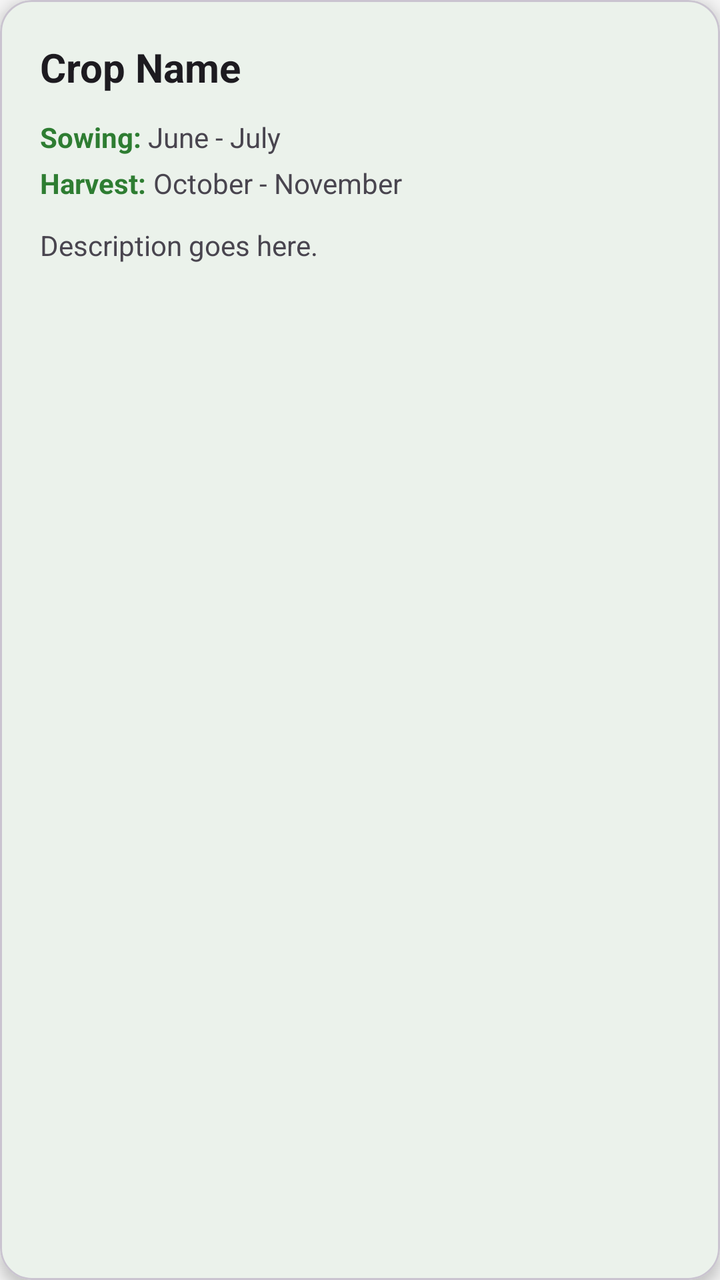
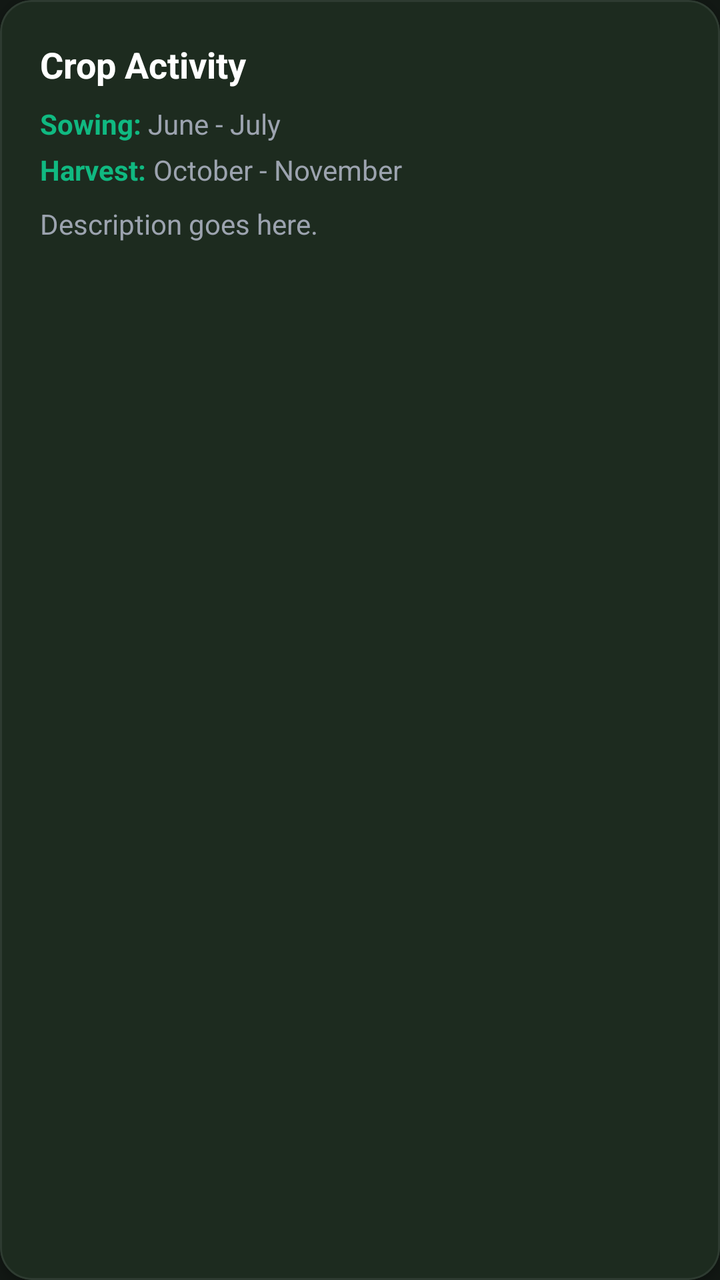

Two renders of the same Android screen: before a commit and after it. Below are the layout's source before the change and the commit's diff.
<!-- AndroidManifest.xml: application theme Theme.SmartAgriculture -->
<!-- res/layout/item_calendar.xml -->
<?xml version="1.0" encoding="utf-8"?>
<com.google.android.material.card.MaterialCardView xmlns:android="http://schemas.android.com/apk/res/android"
    xmlns:app="http://schemas.android.com/apk/res-auto"
    android:layout_width="match_parent"
    android:layout_height="wrap_content"
    android:layout_marginHorizontal="16dp"
    android:layout_marginVertical="8dp"
    app:cardBackgroundColor="?attr/colorSurface"
    app:cardCornerRadius="16dp"
    app:cardElevation="4dp">

    <LinearLayout
        android:layout_width="match_parent"
        android:layout_height="wrap_content"
        android:orientation="vertical"
        android:padding="20dp">

        <TextView
            android:id="@+id/tvCropName"
            android:layout_width="wrap_content"
            android:layout_height="wrap_content"
            android:text="Crop Name"
            android:textSize="20sp"
            android:textStyle="bold"
            android:textColor="?attr/colorOnSurface" />

        <LinearLayout
            android:layout_width="match_parent"
            android:layout_height="wrap_content"
            android:orientation="horizontal"
            android:layout_marginTop="12dp">

            <TextView
                android:layout_width="wrap_content"
                android:layout_height="wrap_content"
                android:text="Sowing: "
                android:textStyle="bold"
                android:textColor="?attr/colorPrimary"/>

            <TextView
                android:id="@+id/tvSowing"
                android:layout_width="wrap_content"
                android:layout_height="wrap_content"
                android:text="June - July"
                android:textColor="?attr/colorOnSurfaceVariant"/>
        </LinearLayout>

        <LinearLayout
            android:layout_width="match_parent"
            android:layout_height="wrap_content"
            android:orientation="horizontal"
            android:layout_marginTop="4dp">

            <TextView
                android:layout_width="wrap_content"
                android:layout_height="wrap_content"
                android:text="Harvest: "
                android:textStyle="bold"
                android:textColor="?attr/colorPrimary"/>

            <TextView
                android:id="@+id/tvHarvest"
                android:layout_width="wrap_content"
                android:layout_height="wrap_content"
                android:text="October - November"
                android:textColor="?attr/colorOnSurfaceVariant"/>
        </LinearLayout>

        <TextView
            android:id="@+id/tvDescription"
            android:layout_width="match_parent"
            android:layout_height="wrap_content"
            android:layout_marginTop="12dp"
            android:text="Description goes here."
            android:textColor="?attr/colorOnSurfaceVariant" />

    </LinearLayout>
</com.google.android.material.card.MaterialCardView>
<!-- resources referenced by this layout -->
<resources>
  <style name="Theme.SmartAgriculture" parent="Base.Theme.SmartAgriculture" />
  <style name="Base.Theme.SmartAgriculture" parent="Theme.Material3.DayNight.NoActionBar">
          
          <item name="colorPrimary">@color/colorPrimary</item>
          <item name="colorPrimaryVariant">@color/colorPrimaryVariant</item>
          <item name="colorOnPrimary">@color/colorOnPrimary</item>
          
          
          <item name="colorSecondary">@color/colorSecondary</item>
          <item name="colorSecondaryVariant">@color/colorSecondaryVariant</item>
          <item name="colorOnSecondary">@color/colorOnSecondary</item>
          
          
          <item name="android:colorBackground">@color/colorBackground</item>
          <item name="colorSurface">@color/colorSurface</item>
          
          
          <item name="fontFamily">sans-serif</item>
      </style>
  <color name="colorPrimary">#2E7D32</color>
  <color name="colorPrimaryVariant">#1B5E20</color>
  <color name="colorOnPrimary">#FFFFFF</color>
  <color name="colorSecondary">#81C784</color>
  <color name="colorSecondaryVariant">#66BB6A</color>
  <color name="colorOnSecondary">#000000</color>
  <color name="colorBackground">#F5F5F5</color>
  <color name="colorSurface">#FFFFFF</color>
</resources>

<!-- the commit's change to res/layout/item_calendar.xml (unified diff, before → after) -->
@@ -5,9 +5,11 @@
     android:layout_height="wrap_content"
     android:layout_marginHorizontal="16dp"
     android:layout_marginVertical="8dp"
-    app:cardBackgroundColor="?attr/colorSurface"
+    app:cardBackgroundColor="#1C241E"
     app:cardCornerRadius="16dp"
-    app:cardElevation="4dp">
+    app:cardElevation="3dp"
+    app:strokeColor="#2E3B31"
+    app:strokeWidth="1dp">
 
     <LinearLayout
         android:layout_width="match_parent"
@@ -19,30 +21,30 @@
             android:id="@+id/tvCropName"
             android:layout_width="wrap_content"
             android:layout_height="wrap_content"
-            android:text="Crop Name"
-            android:textSize="20sp"
+            android:text="Crop Activity"
+            android:textSize="18sp"
             android:textStyle="bold"
-            android:textColor="?attr/colorOnSurface" />
+            android:textColor="#FFFFFF" />
 
         <LinearLayout
             android:layout_width="match_parent"
             android:layout_height="wrap_content"
             android:orientation="horizontal"
-            android:layout_marginTop="12dp">
+            android:layout_marginTop="8dp">
 
             <TextView
                 android:layout_width="wrap_content"
                 android:layout_height="wrap_content"
                 android:text="Sowing: "
                 android:textStyle="bold"
-                android:textColor="?attr/colorPrimary"/>
+                android:textColor="#10B981"/>
 
             <TextView
                 android:id="@+id/tvSowing"
                 android:layout_width="wrap_content"
                 android:layout_height="wrap_content"
                 android:text="June - July"
-                android:textColor="?attr/colorOnSurfaceVariant"/>
+                android:textColor="#9CA3AF"/>
         </LinearLayout>
 
         <LinearLayout
@@ -56,23 +58,23 @@
                 android:layout_height="wrap_content"
                 android:text="Harvest: "
                 android:textStyle="bold"
-                android:textColor="?attr/colorPrimary"/>
+                android:textColor="#10B981"/>
 
             <TextView
                 android:id="@+id/tvHarvest"
                 android:layout_width="wrap_content"
                 android:layout_height="wrap_content"
                 android:text="October - November"
-                android:textColor="?attr/colorOnSurfaceVariant"/>
+                android:textColor="#9CA3AF"/>
         </LinearLayout>
 
         <TextView
             android:id="@+id/tvDescription"
             android:layout_width="match_parent"
             android:layout_height="wrap_content"
-            android:layout_marginTop="12dp"
+            android:layout_marginTop="8dp"
             android:text="Description goes here."
-            android:textColor="?attr/colorOnSurfaceVariant" />
+            android:textColor="#9CA3AF" />
 
     </LinearLayout>
 </com.google.android.material.card.MaterialCardView>
<!-- resource entries referenced after the edit -->
@@ -13,8 +13,11 @@
           <item name="colorOnSecondary">@color/colorOnSecondary</item>
           
           
-          <item name="android:colorBackground">@color/colorBackground</item>
-          <item name="colorSurface">@color/colorSurface</item>
+          <item name="android:colorBackground">#121814</item>
+          <item name="colorSurface">#1C241E</item>
+          <item name="colorSurfaceVariant">#242E27</item>
+          <item name="colorOnSurface">#FFFFFF</item>
+          <item name="colorOnSurfaceVariant">#9CA3AF</item>
           
           
           <item name="fontFamily">sans-serif</item>
@@ -25,7 +28,5 @@
   <color name="colorSecondary">#81C784</color>
   <color name="colorSecondaryVariant">#66BB6A</color>
   <color name="colorOnSecondary">#000000</color>
-  <color name="colorBackground">#F5F5F5</color>
-  <color name="colorSurface">#FFFFFF</color>
 </resources>
 
